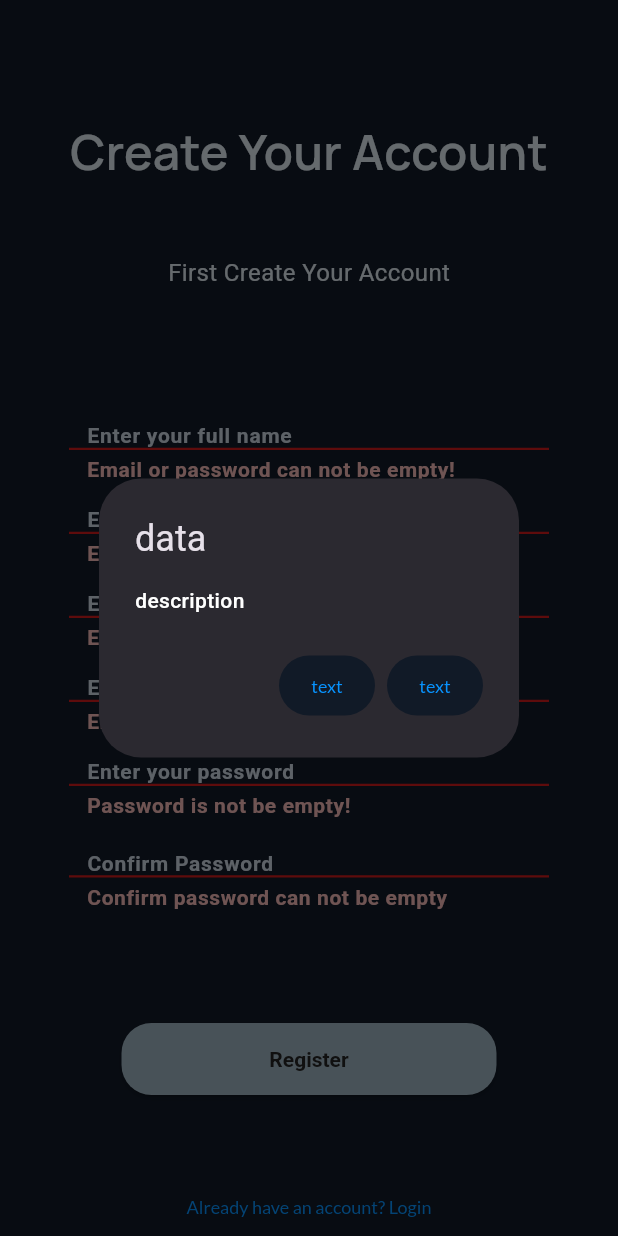
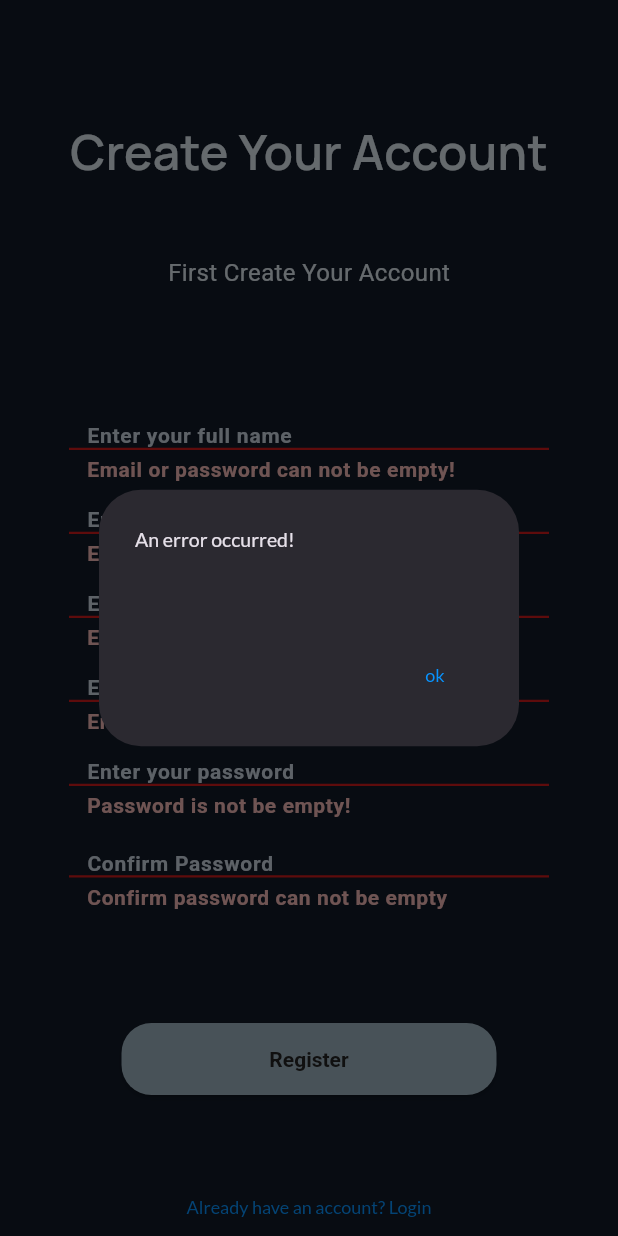
Before and after one commit to suatkvam/Abyss, a Flutter app: the RegisterScreen screen opened by its route, after a tap on "Register", on a phone screen of 412 x 824 dp. Run offline on Flutter 3.47's test engine with Material 3 defaults, Android fonts, the phone set to English and light mode, and no system bars; our stand-ins replace animated_text_kit, flutter_bloc, flutter_svg, go_router.

Commit message:
login and register screens updated

```diff
--- a/lib/presentation/screens/auth/register_screen.dart
+++ b/lib/presentation/screens/auth/register_screen.dart
@@ -2,6 +2,7 @@ import 'package:abyss/core/constants/index.dart';
 import 'package:abyss/logic/auth/auth_bloc.dart';
 import 'package:abyss/logic/auth/auth_event.dart';
 import 'package:abyss/logic/auth/auth_state.dart';
+import 'package:abyss/presentation/widgets/custom_alert_dialog.dart';
 import 'package:abyss/presentation/widgets/custom_elevated_button.dart';
 import 'package:abyss/presentation/widgets/custom_text_button.dart';
 import 'package:abyss/presentation/widgets/custom_text_field.dart';
@@ -48,32 +49,12 @@ class _RegisterScreenState extends State<RegisterScreen> {
           showDialog(
             context: context,
             builder:
-                (_) => AlertDialog(
-                  //!error bunu widget a costume seklinde aktar
-                  title: const Text(StringConstants.errorMessage),
-                  content: Text(state.error),
-                  actions: [
-                    CustomTextButton(
-                      text: 'text', // yazi eklenecek
-                      isDarkTheme: true,
-                      isEnabled: true,
-                      onPressed:
-                          () =>
-                              Navigator.of(
-                                context,
-                              ).pop(), // kullanimi cozulecek
-                    ),
-                    CustomTextButton(
-                      text: 'text', // yazi eklenecek
-                      isDarkTheme: true,
-                      isEnabled: true,
-                      onPressed:
-                          () =>
-                              Navigator.of(
-                                context,
-                              ).pop(), // kullanimi cozulecek
-                    ),
-                  ],
+                (BuildContext context) => CustomAlertDialog(
+                  errorMessageTitle: StringConstants.errorMessage,
+                  errorMessage: '',
+                  buttonText1: 'ok',
+                  onButtonPressed1:
+                      () => Navigator.of(context).pop(), // kullanimi cozulecek
                 ),
           );
         }
@@ -218,32 +199,16 @@ class _RegisterScreenState extends State<RegisterScreen> {
                           showDialog(
                             context: context,
                             builder:
-                                (BuildContext context) => AlertDialog(
-                                  //!error bunu widget a costume seklinde aktar
-                                  title: const Text('data'),
-                                  content: const Text('description'),
-                                  actions: [
-                                    CustomTextButton(
-                                      text: 'text', // yazi eklenecek
-                                      isDarkTheme: true,
-                                      isEnabled: true,
-                                      onPressed:
-                                          () =>
-                                              Navigator.of(
-                                                context,
-                                              ).pop(), // kullanimi cozulecek
-                                    ),
-                                    CustomTextButton(
-                                      text: 'text', // yazi eklenecek
-                                      isDarkTheme: true,
-                                      isEnabled: true,
-                                      onPressed:
-                                          () =>
-                                              Navigator.of(
-                                                context,
-                                              ).pop(), // kullanimi cozulecek
-                                    ),
-                                  ],
+                                (BuildContext context) => CustomAlertDialog(
+                                  errorMessageTitle:
+                                      StringConstants.errorMessage,
+                                  errorMessage: '',
+                                  buttonText1: 'ok',
+                                  onButtonPressed1:
+                                      () =>
+                                          Navigator.of(
+                                            context,
+                                          ).pop(), // kullanimi cozulecek
                                 ),
                           );
                         }
--- /dev/null
+++ b/lib/presentation/widgets/custom_alert_dialog.dart
@@ -0,0 +1,47 @@
+import 'package:abyss/presentation/widgets/custom_text_button.dart';
+import 'package:flutter/material.dart';
+
+import '../../core/constants/index.dart';
+
+class CustomAlertDialog extends StatelessWidget {
+  final String errorMessageTitle;
+  final String errorMessage;
+  final String buttonText1;
+  final String? buttonText2;
+  final VoidCallback onButtonPressed1;
+  final VoidCallback? onButtonPressed2;
+
+  const CustomAlertDialog({
+    super.key,
+    required this.errorMessageTitle,
+    required this.errorMessage,
+    required this.buttonText1,
+    required this.onButtonPressed1,
+    // optinal
+    this.buttonText2,
+    this.onButtonPressed2,
+  });
+
+  @override
+  Widget build(BuildContext context) {
+    return AlertDialog(
+      title: Text(errorMessageTitle, style: TypographyConstants.caption2),
+      content: Text(errorMessage, style: TypographyConstants.bodyText2),
+      actions: [
+        CustomTextButton(
+          text: buttonText1,
+          isDarkTheme: true,
+          isEnabled: true,
+          onPressed: onButtonPressed1,
+        ),
+        if (buttonText2 != null && onButtonPressed2 != null)
+          CustomTextButton(
+            text: buttonText2!,
+            isDarkTheme: true,
+            isEnabled: true,
+            onPressed: onButtonPressed2,
+          ),
+      ],
+    );
+  }
+}
--- a/lib/presentation/widgets/custom_text_button.dart
+++ b/lib/presentation/widgets/custom_text_button.dart
@@ -1,16 +1,63 @@
 import 'package:abyss/core/constants/index.dart';
 import 'package:flutter/material.dart';
 
+// class CustomTextButton extends StatelessWidget {
+//   final void Function()? onPressed;
+//   final String text;
+//   final bool isEnabled;
+//   final bool isDarkTheme;
+
+//   const CustomTextButton({
+//     super.key,
+//     this.onPressed,
+//     required this.text,
+//     this.isEnabled = true,
+//     this.isDarkTheme = true,
+//   });
+
+//   @override
+//   Widget build(BuildContext context) {
+//     return TextButton(
+//       onPressed: isEnabled ? onPressed : null,
+//       style: TextButton.styleFrom(
+//         backgroundColor:
+//             isEnabled
+//                 ? (isDarkTheme
+//                     ? DarkColorConstants.darkBackgroundColor
+//                     : LightColorConstants.lightLogoBackgroundColor)
+//                 : (isDarkTheme
+//                     ? DarkColorConstants.darkBackgroundColor
+//                     : LightColorConstants.lightBackgroundColor),
+//       ),
+//       child: Semantics(
+//         label: "$text link",
+//         child: Text(
+//           text,
+//           style: TypographyConstants.caption1.copyWith(
+//             color:
+//                 isEnabled
+//                     ? (isDarkTheme
+//                         ? DarkColorConstants.linkTextColor
+//                         : LightColorConstants.linkTextColor)
+//                     : (isDarkTheme
+//                         ? DarkColorConstants.disabledTextColor
+//                         : LightColorConstants.disabledTextColor),
+//           ),
+//         ),
+//       ),
+//     );
+//   }
+// }
 class CustomTextButton extends StatelessWidget {
-  final void Function()? onPressed;
+  final VoidCallback? onPressed;
   final String text;
   final bool isEnabled;
   final bool isDarkTheme;
 
   const CustomTextButton({
     super.key,
+    required this.text,
     this.onPressed,
-    required this.text,
     this.isEnabled = true,
     this.isDarkTheme = true,
   });
@@ -19,18 +66,17 @@ class CustomTextButton extends StatelessWidget {
   Widget build(BuildContext context) {
     return TextButton(
       onPressed: isEnabled ? onPressed : null,
-      style: TextButton.styleFrom(
-        backgroundColor:
-            isEnabled
-                ? (isDarkTheme
-                    ? DarkColorConstants.darkBackgroundColor
-                    : LightColorConstants.lightLogoBackgroundColor)
-                : (isDarkTheme
-                    ? DarkColorConstants.darkBackgroundColor
-                    : LightColorConstants.lightBackgroundColor),
+      style: ButtonStyle(
+        backgroundColor: WidgetStateProperty.all<Color>(Colors.transparent),
+        padding: WidgetStateProperty.all<EdgeInsets>(
+          const EdgeInsets.symmetric(horizontal: 16, vertical: 12),
+        ),
+        shape: WidgetStateProperty.all<RoundedRectangleBorder>(
+          RoundedRectangleBorder(borderRadius: BorderRadius.circular(12)),
+        ),
       ),
       child: Semantics(
-        label: "$text link",
+        label: "$text button",
         child: Text(
           text,
           style: TypographyConstants.caption1.copyWith(
```
Also changed, not shown: lib/presentation/screens/auth/login_screen.dart (+27 -10 lines).
